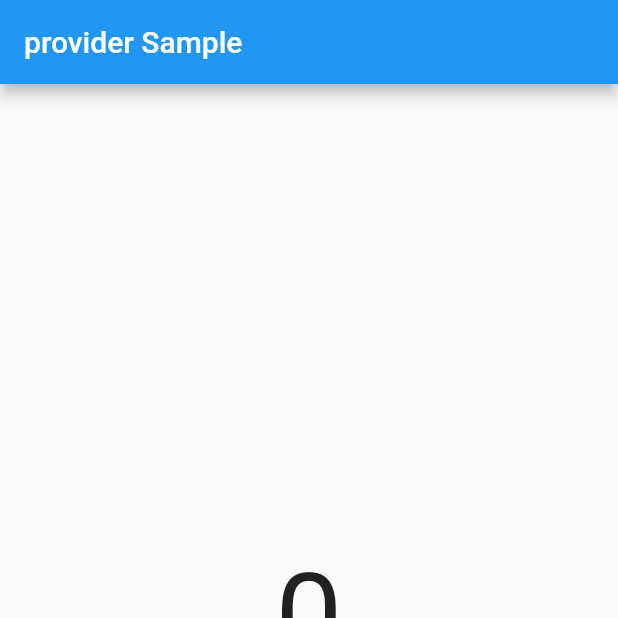
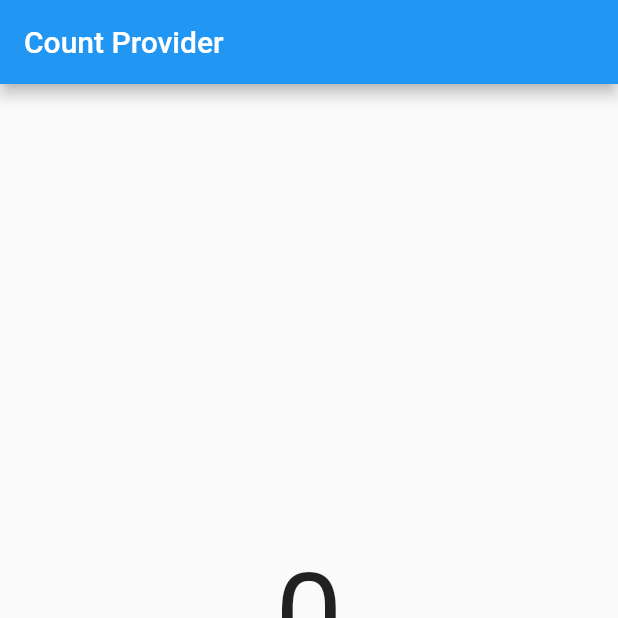
Before and after one commit to kicok/flutter_provider_sample, a Flutter app: the screen it shows after launch, on a phone screen of 412 x 824 dp, the top half of it. Run offline on Flutter 3.47's test engine with Material 2 defaults, Android fonts, the phone set to English and light mode, and no system bars.

Commit message:
카운트부분 화면 분리

```diff
--- /dev/null
+++ b/lib/src/components/view_count.dart
@@ -0,0 +1,22 @@
+import 'package:flutter/material.dart';
+import 'package:flutter_provider_sample/src/provider/count_provider.dart';
+import 'package:provider/provider.dart';
+
+class ViewCountWidget extends StatelessWidget {
+  const ViewCountWidget({Key? key}) : super(key: key);
+
+  @override
+  Widget build(BuildContext context) {
+    print('Build called');
+    return Center(
+      child: Consumer<CountProvider>(
+        builder: (context, provider, child) {
+          return Text(
+            provider.count.toString(),
+            style: const TextStyle(fontSize: 80),
+          );
+        },
+      ),
+    );
+  }
+}
--- a/lib/src/home.dart
+++ b/lib/src/home.dart
@@ -4,14 +4,23 @@ import 'package:provider/provider.dart';
 
 import 'provider/bottom_navigation_provider.dart';
 import 'ui/count_home_widget.dart';
+import 'ui/movie_list_widget.dart';
 
 class Home extends StatelessWidget {
   Home({Key? key}) : super(key: key);
 
-  late final CountProvider _countProvider;
-  late final BottomNavigationProvider _bottomNavigationProvider;
+  late BottomNavigationProvider _bottomNavigationProvider;
 
   Widget _navigationBody() {
+    switch (_bottomNavigationProvider.currentIndex) {
+      case 0:
+        print(_bottomNavigationProvider.currentIndex);
+        return CountHomeWidget();
+      case 1:
+        print(_bottomNavigationProvider.currentIndex);
+        return const MovieListWidget();
+    }
+
     return Container();
   }
 
@@ -36,28 +45,11 @@ class Home extends StatelessWidget {
   @override
   Widget build(BuildContext context) {
     print('Build home');
-    _countProvider = Provider.of<CountProvider>(context, listen: false);
-    _bottomNavigationProvider =
-        Provider.of<BottomNavigationProvider>(context, listen: false);
+
+    _bottomNavigationProvider = Provider.of<BottomNavigationProvider>(context);
     return Scaffold(
-      appBar: AppBar(
-        title: const Text('provider Sample'),
-      ),
-      body: const CountHomeWidget(), //_navigationBody(),
+      body: _navigationBody(),
       bottomNavigationBar: _bottomNavigationBarWidget(),
-      floatingActionButton: Row(
-        mainAxisAlignment: MainAxisAlignment.end,
-        children: [
-          IconButton(
-            onPressed: () => _countProvider.add(),
-            icon: const Icon(Icons.add),
-          ),
-          IconButton(
-            onPressed: () => _countProvider.remove(),
-            icon: const Icon(Icons.remove),
-          ),
-        ],
-      ),
     );
   }
 }
--- a/lib/src/ui/count_home_widget.dart
+++ b/lib/src/ui/count_home_widget.dart
@@ -1,21 +1,34 @@
 import 'package:flutter/material.dart';
+import 'package:flutter_provider_sample/src/components/view_count.dart';
 import 'package:flutter_provider_sample/src/provider/count_provider.dart';
 import 'package:provider/provider.dart';
 
 class CountHomeWidget extends StatelessWidget {
-  const CountHomeWidget({Key? key}) : super(key: key);
+  CountHomeWidget({Key? key}) : super(key: key);
+
+  late final CountProvider _countProvider;
 
   @override
   Widget build(BuildContext context) {
+    _countProvider = Provider.of<CountProvider>(context, listen: false);
     print('Build called');
-    return Center(
-      child: Consumer<CountProvider>(
-        builder: (context, provider, child) {
-          return Text(
-            provider.count.toString(),
-            style: const TextStyle(fontSize: 80),
-          );
-        },
+    return Scaffold(
+      appBar: AppBar(
+        title: const Text('Count Provider'),
+      ),
+      body: const ViewCountWidget(),
+      floatingActionButton: Row(
+        mainAxisAlignment: MainAxisAlignment.end,
+        children: [
+          IconButton(
+            onPressed: () => _countProvider.add(),
+            icon: const Icon(Icons.add),
+          ),
+          IconButton(
+            onPressed: () => _countProvider.remove(),
+            icon: const Icon(Icons.remove),
+          ),
+        ],
       ),
     );
   }
--- /dev/null
+++ b/lib/src/ui/movie_list_widget.dart
@@ -0,0 +1,12 @@
+import 'package:flutter/material.dart';
+
+class MovieListWidget extends StatelessWidget {
+  const MovieListWidget({Key? key}) : super(key: key);
+
+  @override
+  Widget build(BuildContext context) {
+    return Container(
+      child: Text('dddd'),
+    );
+  }
+}
```
